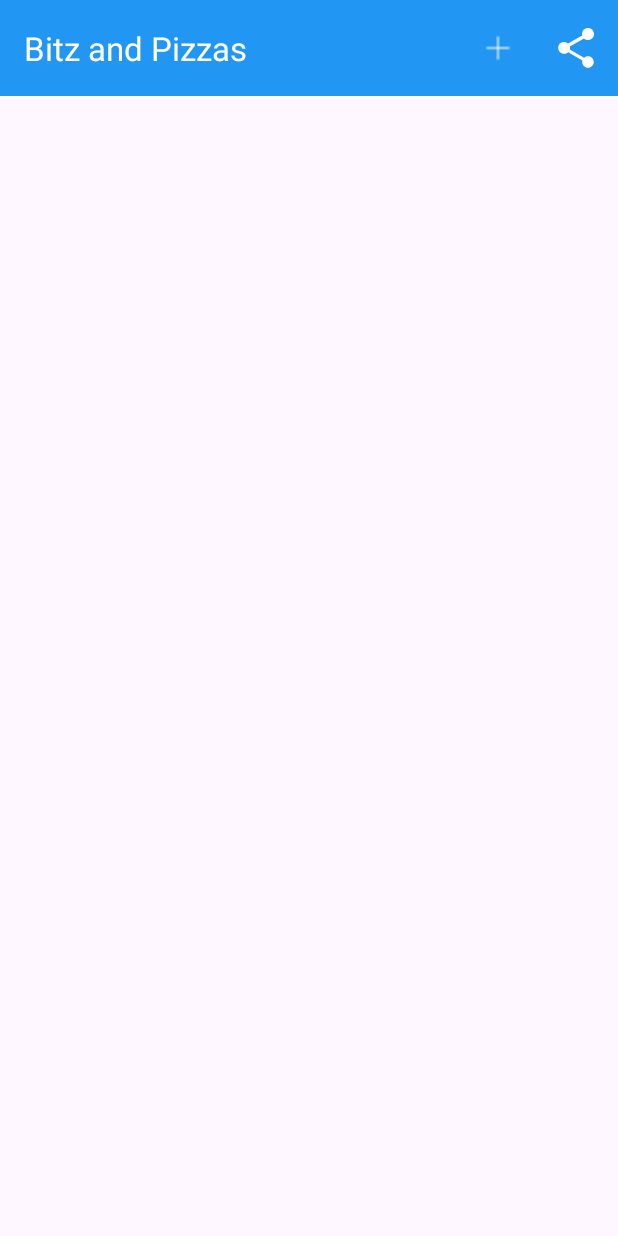
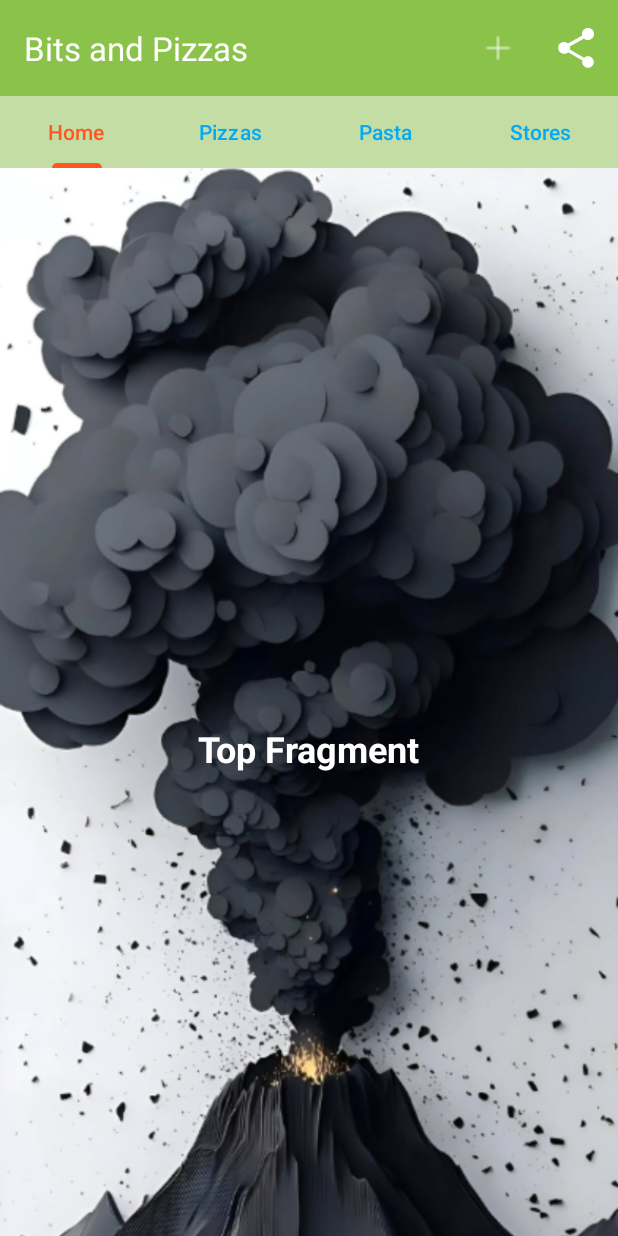
Before and after one commit to ubaydullayevJasurbek/ActionBar, an Android app: the screen it shows after launch (MainActivity), on a phone screen of 412 x 824 dp. Run offline under Robolectric (Android 15) with nearby library versions, the phone set to English and light mode, and no system bars.

Commit message:
first commit

```diff
--- a/app/src/main/AndroidManifest.xml
+++ b/app/src/main/AndroidManifest.xml
@@ -12,10 +12,10 @@
         android:supportsRtl="true"
         android:theme="@style/Theme.Chapter8">
         <activity
-            android:name=".OrderActivity"
+            android:name=".activity.OrderActivity"
             android:exported="false" />
         <activity
-            android:name=".MainActivity"
+            android:name=".activity.MainActivity"
             android:exported="true">
             <intent-filter>
                 <action android:name="android.intent.action.MAIN" />
--- a/app/src/main/java/com/ubaydullayev/chapter8/MainActivity.java
+++ b/app/src/main/java/com/ubaydullayev/chapter8/activity/MainActivity.java
@@ -1,4 +1,4 @@
-package com.ubaydullayev.chapter8;
+package com.ubaydullayev.chapter8.activity;
 
 
 import android.content.Intent;
@@ -8,9 +8,15 @@ import android.view.MenuItem;
 
 import androidx.annotation.NonNull;
 import androidx.appcompat.widget.ShareActionProvider;
+import androidx.appcompat.app.AppCompatActivity;
 import androidx.appcompat.widget.Toolbar;
-import androidx.appcompat.app.AppCompatActivity;
 import androidx.core.view.MenuItemCompat;
+import androidx.viewpager2.widget.ViewPager2;
+
+import com.google.android.material.tabs.TabLayout;
+import com.google.android.material.tabs.TabLayoutMediator;
+import com.ubaydullayev.chapter8.R;
+import com.ubaydullayev.chapter8.adapter.SectionsPagerAdapter;
 
 public class MainActivity extends AppCompatActivity {
 
@@ -23,6 +29,15 @@ public class MainActivity extends AppCompatActivity {
 
         Toolbar toolbar = findViewById(R.id.toolbar);
         setSupportActionBar(toolbar);
+
+        ViewPager2 viewPager2 = findViewById(R.id.viewpagerMain);
+        SectionsPagerAdapter pagerAdapter = new SectionsPagerAdapter(this);
+        viewPager2.setAdapter(pagerAdapter);
+
+        TabLayout tabLayout = findViewById(R.id.tabLayoutMain);
+
+        new TabLayoutMediator(tabLayout, viewPager2, (tab, position) ->
+                tab.setText(pagerAdapter.getPageTitle(position))).attach();
     }
 
     public boolean onCreateOptionsMenu(Menu menu) {
--- a/app/src/main/java/com/ubaydullayev/chapter8/OrderActivity.java
+++ b/app/src/main/java/com/ubaydullayev/chapter8/activity/OrderActivity.java
@@ -1,10 +1,12 @@
-package com.ubaydullayev.chapter8;
+package com.ubaydullayev.chapter8.activity;
 
 import android.os.Bundle;
 
 import androidx.appcompat.app.ActionBar;
 import androidx.appcompat.app.AppCompatActivity;
 import androidx.appcompat.widget.Toolbar;
+
+import com.ubaydullayev.chapter8.R;
 
 public class OrderActivity extends AppCompatActivity {
 
--- /dev/null
+++ b/app/src/main/java/com/ubaydullayev/chapter8/adapter/SectionsPagerAdapter.java
@@ -0,0 +1,62 @@
+package com.ubaydullayev.chapter8.adapter;
+
+import android.content.Context;
+
+import androidx.annotation.NonNull;
+import androidx.fragment.app.Fragment;
+import androidx.fragment.app.FragmentActivity;
+import androidx.viewpager2.adapter.FragmentStateAdapter;
+
+import com.ubaydullayev.chapter8.R;
+import com.ubaydullayev.chapter8.fragment.PastaFragment;
+import com.ubaydullayev.chapter8.fragment.PizzaFragment;
+import com.ubaydullayev.chapter8.fragment.StoresFragment;
+import com.ubaydullayev.chapter8.fragment.TopFragment;
+
+public class SectionsPagerAdapter extends FragmentStateAdapter {
+    private final Context context;
+
+    public SectionsPagerAdapter(@NonNull FragmentActivity fragmentActivity) {
+        super(fragmentActivity);
+        this.context = fragmentActivity;
+    }
+
+    @NonNull
+    @Override
+    public Fragment createFragment(int position) {
+
+        switch (position) {
+            case 0:
+                return new TopFragment();
+            case 1:
+                return new PizzaFragment();
+            case 2:
+                return new PastaFragment();
+            case 3:
+                return new StoresFragment();
+            default:
+                return new TopFragment();
+        }
+    }
+
+    @Override
+    public int getItemCount() {
+        return 4;
+    }
+
+    public String getPageTitle(int position) {
+
+        switch (position) {
+            case 0:
+                return context.getString(R.string.home_tab);
+            case 1:
+                return context.getString(R.string.pizza_tab);
+            case 2:
+                return context.getString(R.string.pasta_tab);
+            case 3:
+                return context.getString(R.string.store_tab);
+            default:
+                return "";
+        }
+    }
+}
--- /dev/null
+++ b/app/src/main/java/com/ubaydullayev/chapter8/fragment/TopFragment.java
@@ -0,0 +1,21 @@
+package com.ubaydullayev.chapter8.fragment;
+
+import android.os.Bundle;
+import android.view.LayoutInflater;
+import android.view.View;
+import android.view.ViewGroup;
+
+import androidx.annotation.NonNull;
+import androidx.annotation.Nullable;
+import androidx.fragment.app.Fragment;
+
+import com.ubaydullayev.chapter8.R;
+
+public class TopFragment extends Fragment {
+
+    @Nullable
+    @Override
+    public View onCreateView(@NonNull LayoutInflater inflater, @Nullable ViewGroup container, @Nullable Bundle savedInstanceState) {
+        return inflater.inflate(R.layout.fragment_top, container, false);
+    }
+}
--- a/app/src/main/res/layout/activity_main.xml
+++ b/app/src/main/res/layout/activity_main.xml
@@ -1,14 +1,44 @@
 <?xml version="1.0" encoding="utf-8"?>
-<LinearLayout xmlns:android="http://schemas.android.com/apk/res/android"
+<androidx.coordinatorlayout.widget.CoordinatorLayout
+    xmlns:android="http://schemas.android.com/apk/res/android"
+    xmlns:app="http://schemas.android.com/apk/res-auto"
     xmlns:tools="http://schemas.android.com/tools"
     android:id="@+id/main"
     android:layout_width="match_parent"
     android:layout_height="match_parent"
-    android:orientation="vertical"
-    tools:context=".MainActivity">
+    tools:context=".activity.MainActivity">
 
-   <include
-       android:id="@+id/toolbar"
-       layout="@layout/toolbar_main"/>
+    <!-- Toolbar + TabLayout -->
+    <com.google.android.material.appbar.AppBarLayout
+        android:layout_width="match_parent"
+        android:layout_height="wrap_content"
+        android:theme="@style/ThemeOverlay.AppCompat.Dark.ActionBar">
 
-</LinearLayout>
+        <androidx.appcompat.widget.Toolbar
+            android:id="@+id/toolbar"
+            android:layout_width="match_parent"
+            android:layout_height="?attr/actionBarSize"
+            android:background="#8BC34A"
+            android:title="@string/my_restaurant"
+            android:titleTextColor="@color/white"
+            app:layout_scrollFlags="scroll|enterAlways" />
+
+        <com.google.android.material.tabs.TabLayout
+            android:id="@+id/tabLayoutMain"
+            android:layout_width="match_parent"
+            android:layout_height="wrap_content"
+            android:background="#808BC34A"
+            app:tabIndicatorColor="#FF5722"
+            app:tabSelectedTextColor="#FF5722"
+            app:tabTextColor="#03A9F4" />
+
+    </com.google.android.material.appbar.AppBarLayout>
+
+    <!-- VIEWPAGER2 bilan scroll behavior -->
+    <androidx.viewpager2.widget.ViewPager2
+        android:id="@+id/viewpagerMain"
+        android:layout_width="match_parent"
+        android:layout_height="match_parent"
+        app:layout_behavior="@string/appbar_scrolling_view_behavior" />
+
+</androidx.coordinatorlayout.widget.CoordinatorLayout>
--- a/app/src/main/res/layout/activity_order.xml
+++ b/app/src/main/res/layout/activity_order.xml
@@ -5,7 +5,7 @@
     android:layout_width="match_parent"
     android:layout_height="match_parent"
     android:orientation="vertical"
-    tools:context=".OrderActivity">
+    tools:context=".activity.OrderActivity">
 
     <include
         android:id="@+id/toolbar"
--- /dev/null
+++ b/app/src/main/res/layout/fragment_top.xml
@@ -0,0 +1,31 @@
+<?xml version="1.0" encoding="utf-8"?>
+<androidx.core.widget.NestedScrollView xmlns:android="http://schemas.android.com/apk/res/android"
+    xmlns:tools="http://schemas.android.com/tools"
+    android:layout_width="match_parent"
+    android:layout_height="match_parent"
+    tools:context=".fragment.TopFragment">
+
+    <FrameLayout
+        android:layout_width="match_parent"
+        android:layout_height="wrap_content">
+
+
+        <ImageView
+            android:layout_width="match_parent"
+            android:layout_height="match_parent"
+            android:contentDescription="@string/image_picture"
+            android:scaleType="centerCrop"
+            android:src="@drawable/pic_1" />
+
+
+        <TextView
+            android:layout_width="wrap_content"
+            android:layout_height="wrap_content"
+            android:layout_gravity="center"
+            android:text="@string/top_fragment"
+            android:textColor="@color/white"
+            android:textSize="24sp"
+            android:textStyle="bold" />
+    </FrameLayout>
+
+</androidx.core.widget.NestedScrollView>
--- a/app/src/main/res/values/strings.xml
+++ b/app/src/main/res/values/strings.xml
@@ -1,5 +1,36 @@
 <resources>
-    <string name="app_name">Bitz and Pizzas</string>
+    <string name="app_name">Bits and Pizzas</string>
     <string name="create_order">Create Order</string>
     <string name="action_share">Share</string>
+    <!-- TODO: Remove or change this placeholder text -->
+    <string name="hello_blank_fragment">Hello blank fragment</string>
+    <string name="top_fragment">Top Fragment</string>
+    <string name="image_picture">image_picture</string>
+    <string name="pizza_fragment">Pizza Fragment</string>
+    <string name="pasta_fragment">Pasta Fragment</string>
+    <string name="stores_fragment">Stores Fragment</string>
+
+    <string-array name="pizzas">
+        <item>Diavolo</item>
+        <item>Funghi</item>
+        <item>Cristiano</item>
+    </string-array>
+
+    <string-array name="pasta">
+        <item>Kung fu Panda</item>
+        <item>Madagascar</item>
+        <item>Nemo</item>
+    </string-array>
+
+    <string-array name="anime">
+        <item>Naruto</item>
+        <item>Bleach</item>
+        <item>jujutsu kaiser</item>
+    </string-array>
+
+    <string name="home_tab">Home</string>
+    <string name="pizza_tab">Pizzas</string>
+    <string name="pasta_tab">Pasta</string>
+    <string name="store_tab">Stores</string>
+    <string name="my_restaurant">My Restaurant</string>
 </resources>
```
Also changed, not shown: app/src/main/java/com/ubaydullayev/chapter8/fragment/PastaFragment.java (added, +29 -0 lines), app/src/main/java/com/ubaydullayev/chapter8/fragment/PizzaFragment.java (added, +29 -0 lines), app/src/main/java/com/ubaydullayev/chapter8/fragment/StoresFragment.java (added, +30 -0 lines), app/src/main/res/layout/fragment_pasta.xml (added, +34 -0 lines), app/src/main/res/layout/fragment_pizza.xml (added, +34 -0 lines), app/src/main/res/layout/fragment_stores.xml (added, +35 -0 lines), app/src/main/res/drawable/pic_1.png (added), app/src/main/res/drawable/pict_2.png (added), app/src/main/res/drawable/pict_3.png (added), app/src/main/res/drawable/pict_4.png (added).
